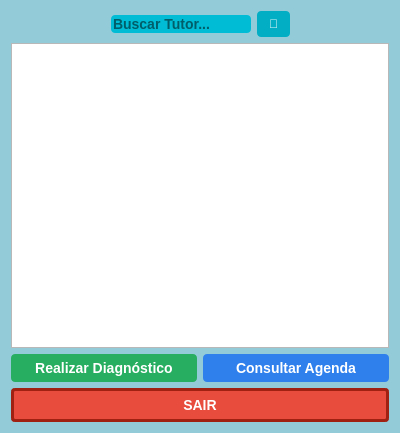
The window that tela_veterinario.ui (mateuszinum/Projeto-Clinica-Veterinaria) describes before a commit, drawn with Qt 5.
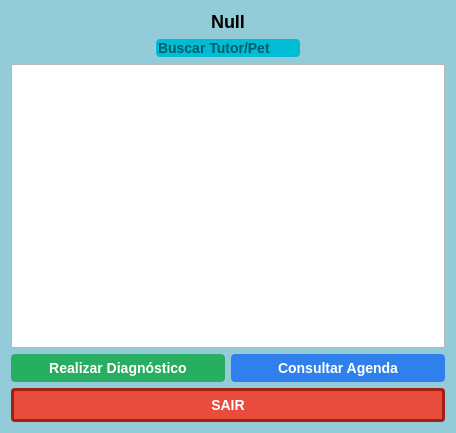
The same window after the commit.

What changed in the file:
```diff
--- a/tela_veterinario.ui
+++ b/tela_veterinario.ui
@@ -6,7 +6,7 @@
    <rect>
     <x>0</x>
     <y>0</y>
-    <width>400</width>
+    <width>456</width>
     <height>433</height>
    </rect>
   </property>
@@ -19,6 +19,21 @@
 }</string>
   </property>
   <layout class="QVBoxLayout" name="verticalLayout">
+   <item>
+    <widget class="QLabel" name="label_3">
+     <property name="styleSheet">
+      <string notr="true">    font-family: &quot;Arial&quot;, sans-serif;
+    font-size: 18px;
+	font-weight: bold;</string>
+     </property>
+     <property name="text">
+      <string>Null</string>
+     </property>
+     <property name="alignment">
+      <set>Qt::AlignCenter</set>
+     </property>
+    </widget>
+   </item>
    <item>
     <layout class="QHBoxLayout" name="horizontalLayout_2">
      <item>
@@ -45,35 +60,7 @@
 background-color: #00bcd4</string>
        </property>
        <property name="placeholderText">
-        <string>Buscar Tutor...</string>
-       </property>
-      </widget>
-     </item>
-     <item>
-      <widget class="QPushButton" name="pushButton">
-       <property name="maximumSize">
-        <size>
-         <width>40</width>
-         <height>16777215</height>
-        </size>
-       </property>
-       <property name="styleSheet">
-        <string notr="true">QPushButton {
-    background-color: #02aec4;
-    color: white;
-    border: none;
-    border-radius: 4px;
-    padding: 6px 12px;
-    font-family: &quot;Arial&quot;, sans-serif;
-    font-size: 12px;
-    font-weight: bold;
-}
-QPushButton:hover {
-    background-color: #0398ab;
-}</string>
-       </property>
-       <property name="text">
-        <string>🔎</string>
+        <string>Buscar Tutor/Pet</string>
        </property>
       </widget>
      </item>
@@ -93,7 +80,7 @@
     </layout>
    </item>
    <item>
-    <widget class="QListWidget" name="listWidget">
+    <widget class="QTableWidget" name="table">
      <property name="styleSheet">
       <string notr="true">QHeaderView::section {
     background-color: #00bcd4;
```
